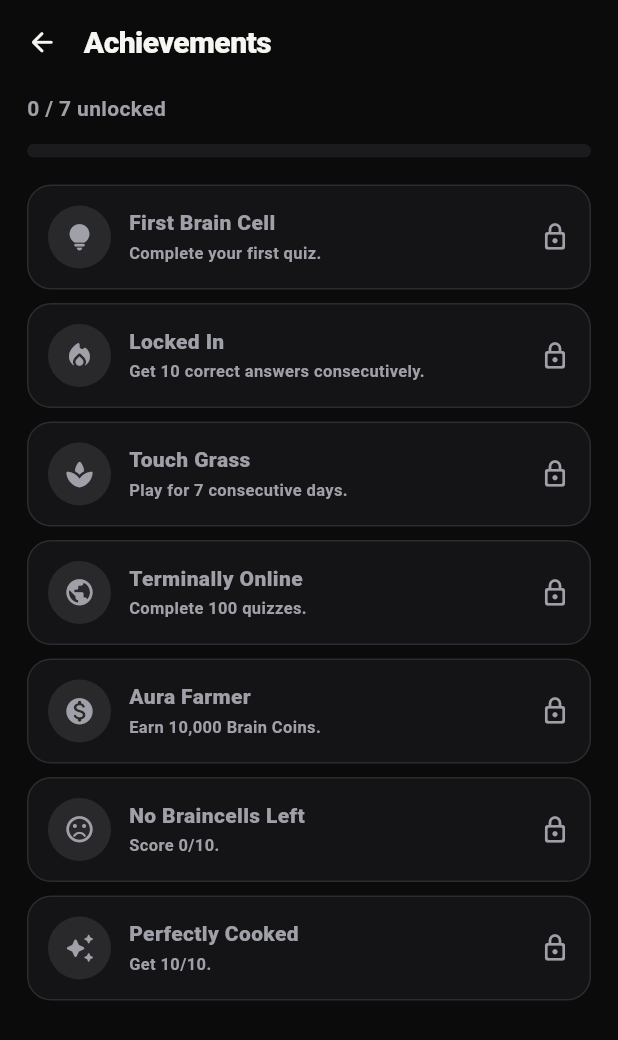
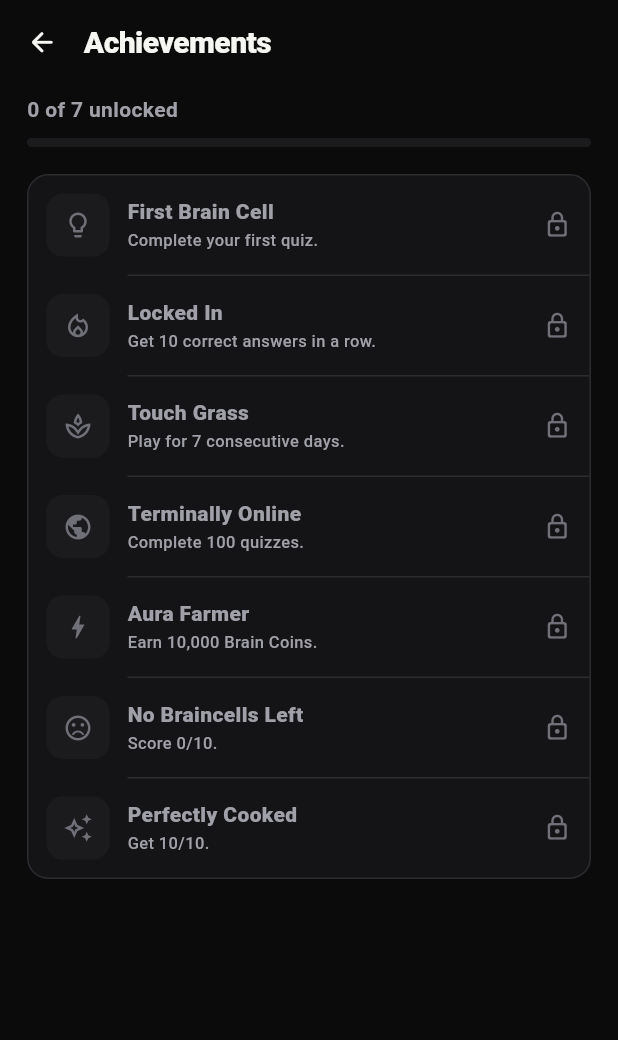
Before and after one commit to Deepak9305/brainrot-quiz, a Flutter app: the AchievementsScreen screen opened by its route, on a phone screen of 412 x 824 dp. Shown: the top 1040 px of the screen. Run offline on Flutter 3.47's test engine with Material 3 defaults, Android fonts, the phone set to English and light mode, and no system bars; our stand-ins replace flutter_riverpod, go_router, google_mobile_ads, shared_preferences; accounts and stored records are empty.

Commit message:
Flatten achievements into a cleaner grouped list

```diff
--- a/lib/features/achievements/achievements_screen.dart
+++ b/lib/features/achievements/achievements_screen.dart
@@ -9,127 +9,109 @@ class AchievementsScreen extends ConsumerWidget {
   const AchievementsScreen({super.key});
 
   static const _items = [
-    (
-      'first_brain_cell',
-      'First Brain Cell',
-      'Complete your first quiz.',
-      Icons.lightbulb_rounded,
-      AppColors.purple,
-    ),
-    (
-      'locked_in',
-      'Locked In',
-      'Get 10 correct answers consecutively.',
-      Icons.local_fire_department_rounded,
-      AppColors.orange,
-    ),
-    (
-      'touch_grass',
-      'Touch Grass',
-      'Play for 7 consecutive days.',
-      Icons.spa_rounded,
-      AppColors.lime,
-    ),
-    (
-      'terminally_online',
-      'Terminally Online',
-      'Complete 100 quizzes.',
-      Icons.public_rounded,
-      AppColors.cyan,
-    ),
-    (
-      'aura_farmer',
-      'Aura Farmer',
-      'Earn 10,000 Brain Coins.',
-      Icons.monetization_on_rounded,
-      AppColors.orange,
-    ),
-    (
-      'zero',
-      'No Braincells Left',
-      'Score 0/10.',
-      Icons.sentiment_dissatisfied_rounded,
-      AppColors.muted,
-    ),
-    (
-      'perfect',
-      'Perfectly Cooked',
-      'Get 10/10.',
-      Icons.auto_awesome_rounded,
-      AppColors.pink,
-    ),
+    ('first_brain_cell', 'First Brain Cell', 'Complete your first quiz.', Icons.lightbulb_outline_rounded),
+    ('locked_in', 'Locked In', 'Get 10 correct answers in a row.', Icons.local_fire_department_outlined),
+    ('touch_grass', 'Touch Grass', 'Play for 7 consecutive days.', Icons.spa_outlined),
+    ('terminally_online', 'Terminally Online', 'Complete 100 quizzes.', Icons.public_rounded),
+    ('aura_farmer', 'Aura Farmer', 'Earn 10,000 Brain Coins.', Icons.bolt_outlined),
+    ('zero', 'No Braincells Left', 'Score 0/10.', Icons.sentiment_dissatisfied_outlined),
+    ('perfect', 'Perfectly Cooked', 'Get 10/10.', Icons.auto_awesome_outlined),
   ];
 
   @override
   Widget build(BuildContext context, WidgetRef ref) {
     final unlocked = ref.watch(progressProvider).achievements;
     final count = unlocked.values.where((value) => value).length;
+
     return Scaffold(
       appBar: const BrainrotAppBar(title: 'Achievements'),
-      body: AppBackground(
-        accent: AppColors.orange,
-        child: SafeArea(
+      body: SafeArea(
         child: ListView(
           physics: const BouncingScrollPhysics(),
-            padding: const EdgeInsets.fromLTRB(18, 5, 18, 26),
+          padding: const EdgeInsets.fromLTRB(18, 6, 18, 28),
           children: [
-              Text(
-                '$count / ${_items.length} unlocked',
-                style: const TextStyle(
-                  color: AppColors.muted,
-                  fontWeight: FontWeight.w700,
+            _ProgressSummary(count: count, total: _items.length),
+            const SizedBox(height: 18),
+            Container(
+              decoration: BoxDecoration(
+                color: AppColors.surface,
+                borderRadius: BorderRadius.circular(14),
+                border: Border.all(color: AppColors.border),
+              ),
+              clipBehavior: Clip.antiAlias,
+              child: Column(
+                children: [
+                  for (var i = 0; i < _items.length; i++) ...[
+                    _AchievementRow(
+                      item: _items[i],
+                      isUnlocked: unlocked[_items[i].$1] == true,
+                    ),
+                    if (i != _items.length - 1)
+                      const Divider(height: 1, indent: 66),
+                  ],
+                ],
               ),
             ),
-              const SizedBox(height: 14),
-              ProgressBar(
-                value: count / _items.length,
-                color: AppColors.orange,
-                height: 9,
-              ),
-              const SizedBox(height: 18),
-              for (final item in _items)
-                _AchievementTile(
-                  item: item,
-                  isUnlocked: unlocked[item.$1] == true,
-                ),
           ],
-          ),
         ),
       ),
     );
   }
 }
 
-class _AchievementTile extends StatelessWidget {
-  const _AchievementTile({required this.item, required this.isUnlocked});
-  final (String, String, String, IconData, Color) item;
-  final bool isUnlocked;
+class _ProgressSummary extends StatelessWidget {
+  const _ProgressSummary({required this.count, required this.total});
+
+  final int count;
+  final int total;
+
   @override
-  Widget build(BuildContext context) => Container(
-    margin: const EdgeInsets.only(bottom: 9),
-    padding: const EdgeInsets.all(13),
-    decoration: BoxDecoration(
-      color: AppColors.surface,
-      borderRadius: BorderRadius.circular(16),
-      border: Border.all(
-        color: isUnlocked ? item.$5.withValues(alpha: .55) : AppColors.border,
+  Widget build(BuildContext context) {
+    return Column(
+      crossAxisAlignment: CrossAxisAlignment.start,
+      children: [
+        Text(
+          '$count of $total unlocked',
+          style: const TextStyle(
+            fontSize: 14,
+            fontWeight: FontWeight.w700,
           ),
         ),
+        const SizedBox(height: 9),
+        ProgressBar(
+          value: total == 0 ? 0 : count / total,
+          color: AppColors.lime,
+          height: 6,
+        ),
+      ],
+    );
+  }
+}
+
+class _AchievementRow extends StatelessWidget {
+  const _AchievementRow({required this.item, required this.isUnlocked});
+
+  final (String, String, String, IconData) item;
+  final bool isUnlocked;
+
+  @override
+  Widget build(BuildContext context) {
+    return Padding(
+      padding: const EdgeInsets.symmetric(horizontal: 12, vertical: 12),
       child: Row(
         children: [
           Container(
             width: 42,
             height: 42,
             decoration: BoxDecoration(
-            color: (isUnlocked ? item.$5 : AppColors.muted).withValues(
-              alpha: .15,
+              color: AppColors.surfaceRaised,
+              borderRadius: BorderRadius.circular(11),
             ),
-            shape: BoxShape.circle,
-          ),
+            alignment: Alignment.center,
             child: Icon(
               item.$4,
-            color: isUnlocked ? item.$5 : AppColors.muted,
-            size: 21,
+              color: isUnlocked ? AppColors.ink : AppColors.subtle,
+              size: 20,
             ),
           ),
           const SizedBox(width: 12),
@@ -140,17 +122,18 @@ class _AchievementTile extends StatelessWidget {
                 Text(
                   item.$2,
                   style: TextStyle(
-                  fontWeight: FontWeight.w900,
                     color: isUnlocked ? AppColors.ink : AppColors.muted,
+                    fontSize: 14,
+                    fontWeight: FontWeight.w800,
                   ),
                 ),
-              const SizedBox(height: 3),
+                const SizedBox(height: 2),
                 Text(
                   item.$3,
                   style: const TextStyle(
                     color: AppColors.muted,
                     fontSize: 11,
-                  fontWeight: FontWeight.w600,
+                    fontWeight: FontWeight.w500,
                   ),
                 ),
               ],
@@ -158,10 +141,11 @@ class _AchievementTile extends StatelessWidget {
           ),
           Icon(
             isUnlocked ? Icons.check_circle_rounded : Icons.lock_outline_rounded,
-          color: isUnlocked ? AppColors.lime : AppColors.muted,
-          size: 20,
+            color: isUnlocked ? AppColors.lime : AppColors.subtle,
+            size: 19,
           ),
         ],
       ),
     );
   }
+}
```
Lines whose indentation alone changed are shown as unchanged.
